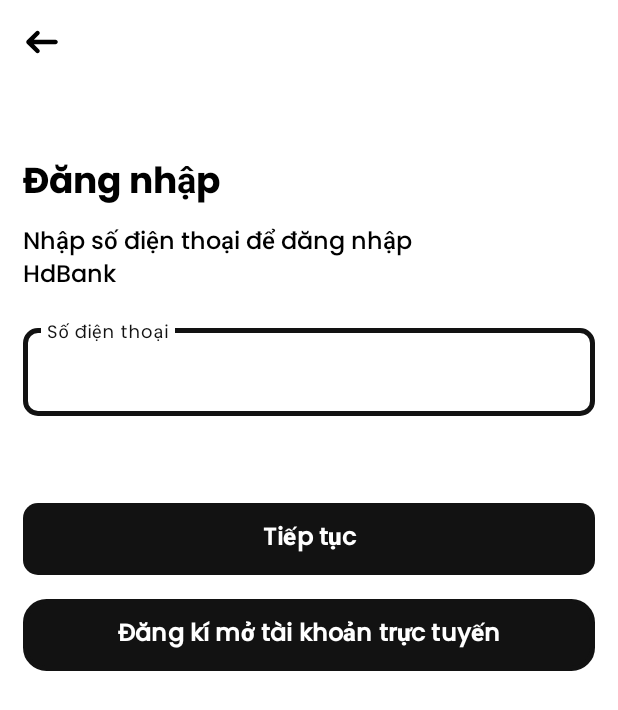
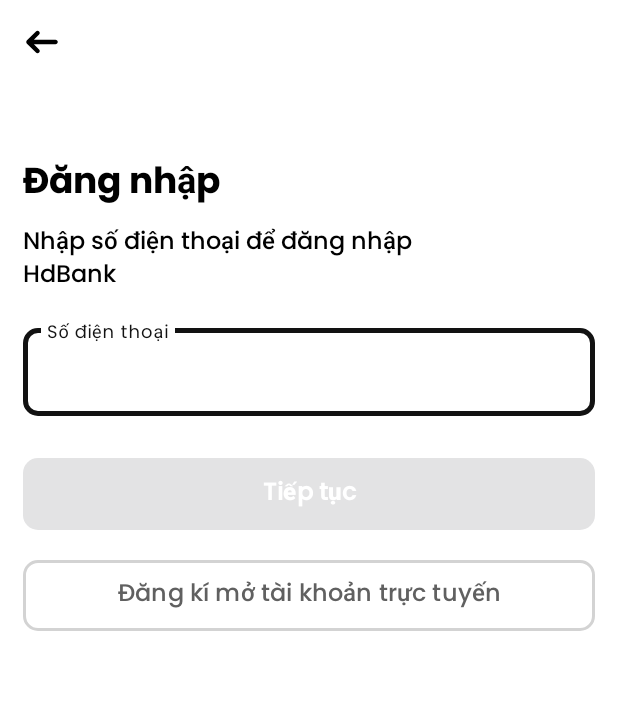
Before and after one commit to ngquochuydl23/HDBanking-EKYC-Service, an Android app: the LoginActivity screen opened directly, with no data from a screen before it, on a phone screen of 412 x 824 dp. Shown: the top 710 px of the screen. Run offline under Robolectric (Android 15) with nearby library versions, the phone set to English and light mode, and no system bars.

Commit message:
Add check button

```diff
--- a/Hd.Wallet.Android/app/src/main/java/com/socialv2/ewallet/ui/login/LoginActivity.java
+++ b/Hd.Wallet.Android/app/src/main/java/com/socialv2/ewallet/ui/login/LoginActivity.java
@@ -3,6 +3,8 @@ package com.socialv2.ewallet.ui.login;
 import android.annotation.SuppressLint;
 import android.content.Intent;
 import android.os.Bundle;
+import android.text.Editable;
+import android.text.TextWatcher;
 import android.widget.Button;
 import android.widget.Toast;
 
@@ -19,14 +21,15 @@ import com.socialv2.ewallet.ui.register.RegisterCheckOtpActivity;
 import com.socialv2.ewallet.ui.register.RegisterEnterPhoneActivity;
 import com.socialv2.ewallet.ui.register.WelcomeActivity;
 import com.socialv2.ewallet.utils.NavigateUtil;
+import com.socialv2.ewallet.utils.WindowUtils;
 
 import java.util.regex.Pattern;
 
-public class LoginActivity extends AppCompatActivity {
+public class LoginActivity extends AppCompatActivity implements TextWatcher {
 
     private static final Pattern VIETNAM_PHONE_PATTERN = Pattern.compile("^0[3|5|7|8|9]\\d{8}$");
 
-    private Button mContinue, mSignIn;
+    private Button mContinueButton, mSignInButton;
     private TextInputEditText mEditTextPhoneNumber;
 
 
@@ -37,23 +40,27 @@ public class LoginActivity extends AppCompatActivity {
         EdgeToEdge.enable(this);
         setContentView(R.layout.activity_login);
 
-        mContinue = findViewById(R.id.continueButtonLogin);
-        mSignIn = findViewById(R.id.signinButton);
+        mContinueButton = findViewById(R.id.continueButtonLogin);
+        mSignInButton = findViewById(R.id.signinButton);
         mEditTextPhoneNumber = findViewById(R.id.editTextPhoneNumberLogin);
 
-        mSignIn.setOnClickListener(view -> {
+        mSignInButton.setOnClickListener(view -> {
             NavigateUtil.navigateTo(this, WelcomeActivity.class);
         });
 
-        getPhoneNumber();
         initView();
     }
 
-    private void getPhoneNumber() {
-        mContinue.setOnClickListener(view -> {
-            String phoneNumber = mEditTextPhoneNumber.getText().toString();
+    private void initView() {
+        WindowUtils.applyPadding(findViewById(R.id.main));
+        mContinueButton.setEnabled(false);
+        mEditTextPhoneNumber.addTextChangedListener(this);
+        mContinueButton.setOnClickListener(view -> {
+            String phoneNumber = mEditTextPhoneNumber
+                    .getText()
+                    .toString();
 
-            if (isValidVietnamPhoneNumber(phoneNumber)) {
+            if (VIETNAM_PHONE_PATTERN.matcher(phoneNumber).matches()) {
                 Intent intent = new Intent(LoginActivity.this, LoginPasswordActivity.class);
                 intent.putExtra("phone_number_login", phoneNumber); // Pass the phone number
                 startActivity(intent);
@@ -65,16 +72,26 @@ public class LoginActivity extends AppCompatActivity {
         });
     }
 
-    private boolean isValidVietnamPhoneNumber(String phoneNumber) {
-        return VIETNAM_PHONE_PATTERN.matcher(phoneNumber).matches();
+    @Override
+    public void beforeTextChanged(CharSequence s, int start, int count, int after) {
+
     }
 
-    private void initView() {
+    @Override
+    public void onTextChanged(CharSequence s, int start, int before, int count) {
+        String phoneNumber = mEditTextPhoneNumber
+                .getText()
+                .toString();
 
-        ViewCompat.setOnApplyWindowInsetsListener(findViewById(R.id.main), (v, insets) -> {
-            Insets systemBars = insets.getInsets(WindowInsetsCompat.Type.systemBars());
-            v.setPadding(systemBars.left, systemBars.top, systemBars.right, systemBars.bottom);
-            return insets;
-        });
+        if (phoneNumber.length() > 0 && VIETNAM_PHONE_PATTERN.matcher(phoneNumber).matches()) {
+            mContinueButton.setEnabled(true);
+        } else {
+            mContinueButton.setEnabled(false);
+        }
+    }
+
+    @Override
+    public void afterTextChanged(Editable s) {
+
     }
 }
--- a/Hd.Wallet.Android/app/src/main/java/com/socialv2/ewallet/ui/register/SignUpAccountActivity.java
+++ b/Hd.Wallet.Android/app/src/main/java/com/socialv2/ewallet/ui/register/SignUpAccountActivity.java
@@ -114,7 +114,7 @@ public class SignUpAccountActivity extends BaseActivity implements
         mValidator.setValidationListener(this);
         mValidator.setValidationMode(Validator.Mode.BURST);
         mLoadingBackdropDialog.setLoading(false);
-
+        mSignUpButton.setEnabled(false);
 
         mPasswordEditText.setOnFocusChangeListener((view, hasFocus) -> {
             if (hasFocus) {
--- a/Hd.Wallet.Android/app/src/main/res/layout/activity_login.xml
+++ b/Hd.Wallet.Android/app/src/main/res/layout/activity_login.xml
@@ -82,7 +82,6 @@
                 android:id="@+id/continueButtonLogin"
                 android:layout_width="match_parent"
                 android:layout_height="wrap_content"
-                android:layout_marginTop="30dp"
                 android:background="@drawable/drawable_filled_r10"
                 android:backgroundTint="@color/primaryColor"
                 android:fontFamily="@font/medium_font"
@@ -92,17 +91,20 @@
                 android:textSize="16sp"
                 android:textStyle="bold" />
 
-            <Button
+            <com.google.android.material.button.MaterialButton
                 android:id="@+id/signinButton"
                 android:layout_width="match_parent"
-                android:layout_height="wrap_content"
+                android:layout_height="55dp"
                 android:layout_marginTop="16dp"
-                android:background="@drawable/drawable_outline_r15"
+                android:elevation="0dp"
                 android:fontFamily="@font/medium_font"
                 android:text="Đăng kí mở tài khoản trực tuyến"
-                android:textAllCaps="false"
+                android:textColor="@color/gray"
                 android:textSize="16sp"
-                android:textStyle="bold" />
+                app:backgroundTint="@android:color/transparent"
+                app:cornerRadius="10dp"
+                app:strokeColor="@color/borderWidthColor"
+                app:strokeWidth="2dp" />
         </LinearLayout>
     </androidx.core.widget.NestedScrollView>
 </LinearLayout>
--- a/Hd.Wallet.Android/app/src/main/res/layout/activity_login_password.xml
+++ b/Hd.Wallet.Android/app/src/main/res/layout/activity_login_password.xml
@@ -149,7 +149,6 @@
                 android:id="@+id/continueButton"
                 android:layout_width="match_parent"
                 android:layout_height="wrap_content"
-                android:layout_marginTop="30dp"
                 android:background="@drawable/drawable_filled_r10"
                 android:backgroundTint="@color/primaryColor"
                 android:fontFamily="@font/medium_font"
```
Also changed, not shown: Hd.Wallet.Android/app/src/main/java/com/socialv2/ewallet/ui/home/tabs/HomeFragment.java (+7 -11 lines), Hd.Wallet.Android/app/src/main/java/com/socialv2/ewallet/ui/register/RegistrationSuccessfulActivity.java (+4 -10 lines), Hd.Wallet.Android/app/src/main/res/layout/activity_registration_successful.xml (+30 -44 lines), Hd.Wallet.Android/app/src/main/res/layout/fragment_home.xml (+30 -30 lines).
